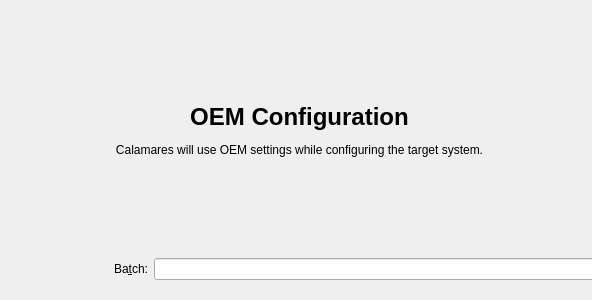
First picture: the form in src/modules/oemid/OEMPage.ui, repository calamares/calamares, before the edit.
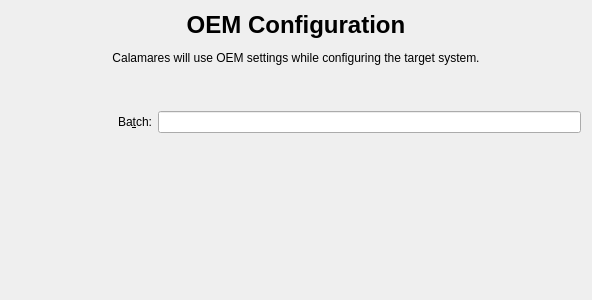
Second picture: the form after the edit.

Commit message: [oemid] Tweak UI layout

Diff of the .ui file:
```diff
--- a/src/modules/oemid/OEMPage.ui
+++ b/src/modules/oemid/OEMPage.ui
@@ -19,17 +19,10 @@
   <property name="windowTitle">
    <string notr="true">OEMPage</string>
   </property>
-  <widget class="QWidget" name="gridLayoutWidget">
-   <property name="geometry">
-    <rect>
-     <x>-1</x>
-     <y>9</y>
-     <width>601</width>
-     <height>271</height>
-    </rect>
-   </property>
-   <layout class="QGridLayout" name="gridLayout" rowstretch="0,0" columnstretch="1,3">
-    <item row="1" column="1">
+  <layout class="QVBoxLayout" name="verticalLayout">
+   <item>
+    <layout class="QGridLayout" name="gridLayout" rowstretch="0,0,0" columnstretch="1,3">
+     <item row="2" column="1">
      <widget class="QLineEdit" name="batchIdentifier">
       <property name="toolTip">
        <string>&lt;html&gt;&lt;head/&gt;&lt;body&gt;&lt;p&gt;Enter a batch-identifier here. This will be stored in the target system.&lt;/p&gt;&lt;/body&gt;&lt;/html&gt;</string>
@@ -39,7 +32,7 @@
       </property>
      </widget>
     </item>
-    <item row="1" column="0" alignment="Qt::AlignRight">
+     <item row="2" column="0" alignment="Qt::AlignRight">
      <widget class="QLabel" name="batchIdentifier_label">
       <property name="text">
        <string>Ba&amp;tch:</string>
@@ -65,8 +58,38 @@
       </property>
      </widget>
     </item>
-   </layout>
-  </widget>
+     <item row="1" column="0">
+      <spacer name="verticalSpacer_2">
+       <property name="orientation">
+        <enum>Qt::Vertical</enum>
+       </property>
+       <property name="sizeType">
+        <enum>QSizePolicy::Fixed</enum>
+       </property>
+       <property name="sizeHint" stdset="0">
+        <size>
+         <width>20</width>
+         <height>40</height>
+        </size>
+       </property>
+      </spacer>
+     </item>
+    </layout>
+   </item>
+   <item>
+    <spacer name="verticalSpacer">
+     <property name="orientation">
+      <enum>Qt::Vertical</enum>
+     </property>
+     <property name="sizeHint" stdset="0">
+      <size>
+       <width>20</width>
+       <height>40</height>
+      </size>
+     </property>
+    </spacer>
+   </item>
+  </layout>
  </widget>
  <resources/>
  <connections/>
```
Lines whose indentation alone changed are shown as unchanged.
